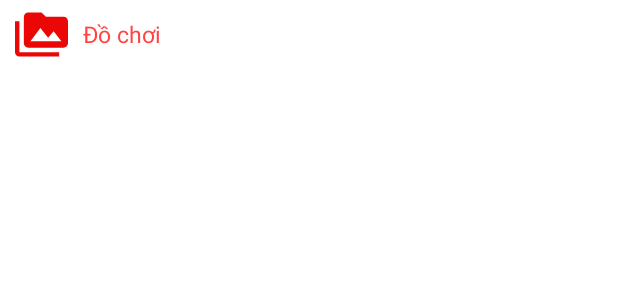
After one commit to Nguyenvsang/AppBanDoChoi, an Android app: the layout item_sanpham.xml on its own in the app's theme, with its tools: preview values and no code run, on a phone screen of 412 x 824 dp. The commit adds this screen. Shown: the top 300 px of the screen. Run offline under Robolectric (Android 15) with nearby library versions, the phone set to English and light mode, and no system bars.

Commit message:
cập nhật item_sanpham.xml

```diff
--- /dev/null
+++ b/app/src/main/res/drawable/ic_media_24.xml
@@ -0,0 +1,5 @@
+<vector android:height="24dp" android:tint="#EC0707"
+    android:viewportHeight="24" android:viewportWidth="24"
+    android:width="24dp" xmlns:android="http://schemas.android.com/apk/res/android">
+    <path android:fillColor="@android:color/white" android:pathData="M2,6L0,6v5h0.01L0,20c0,1.1 0.9,2 2,2h18v-2L2,20L2,6zM22,4h-8l-2,-2L6,2c-1.1,0 -1.99,0.9 -1.99,2L4,16c0,1.1 0.9,2 2,2h16c1.1,0 2,-0.9 2,-2L24,6c0,-1.1 -0.9,-2 -2,-2zM7,15l4.5,-6 3.5,4.51 2.5,-3.01L21,15L7,15z"/>
+</vector>
--- a/app/src/main/res/layout/activity_dang_nhap.xml
+++ b/app/src/main/res/layout/activity_dang_nhap.xml
@@ -44,7 +44,7 @@
         android:layout_width="match_parent"
         android:layout_height="wrap_content">
         <com.google.android.material.textfield.TextInputEditText
-            android:hint="Pass"
+            android:hint="Mật khẩu"
             android:layout_marginLeft="10dp"
             android:layout_marginRight="10dp"
             android:inputType="textPassword"
@@ -75,7 +75,7 @@
         android:layout_width="match_parent"
         android:layout_height="wrap_content">
         <TextView
-            android:text="Nếu chưa có tài khoản?"
+            android:text="Bạn chưa có tài khoản?"
             android:textSize="15sp"
             android:layout_width="wrap_content"
             android:layout_height="wrap_content"/>
--- /dev/null
+++ b/app/src/main/res/layout/item_sanpham.xml
@@ -0,0 +1,24 @@
+<?xml version="1.0" encoding="utf-8"?>
+<LinearLayout
+    xmlns:android="http://schemas.android.com/apk/res/android"
+    android:orientation="horizontal"
+    android:layout_marginTop="5dp"
+    android:layout_width="match_parent"
+    android:layout_height="wrap_content">
+
+    <ImageView
+        android:id="@+id/item_image"
+        android:layout_marginLeft="10dp"
+        android:src="@drawable/ic_media_24"
+        android:layout_width="35dp"
+        android:layout_height="35dp"/>
+    <TextView
+        android:id="@+id/item_tensp"
+        android:textSize="15sp"
+        android:layout_marginLeft="10dp"
+        android:text="Đồ chơi"
+        android:textColor="@android:color/holo_red_light"
+        android:layout_gravity="center"
+        android:layout_width="wrap_content"
+        android:layout_height="wrap_content"/>
+</LinearLayout>
```
